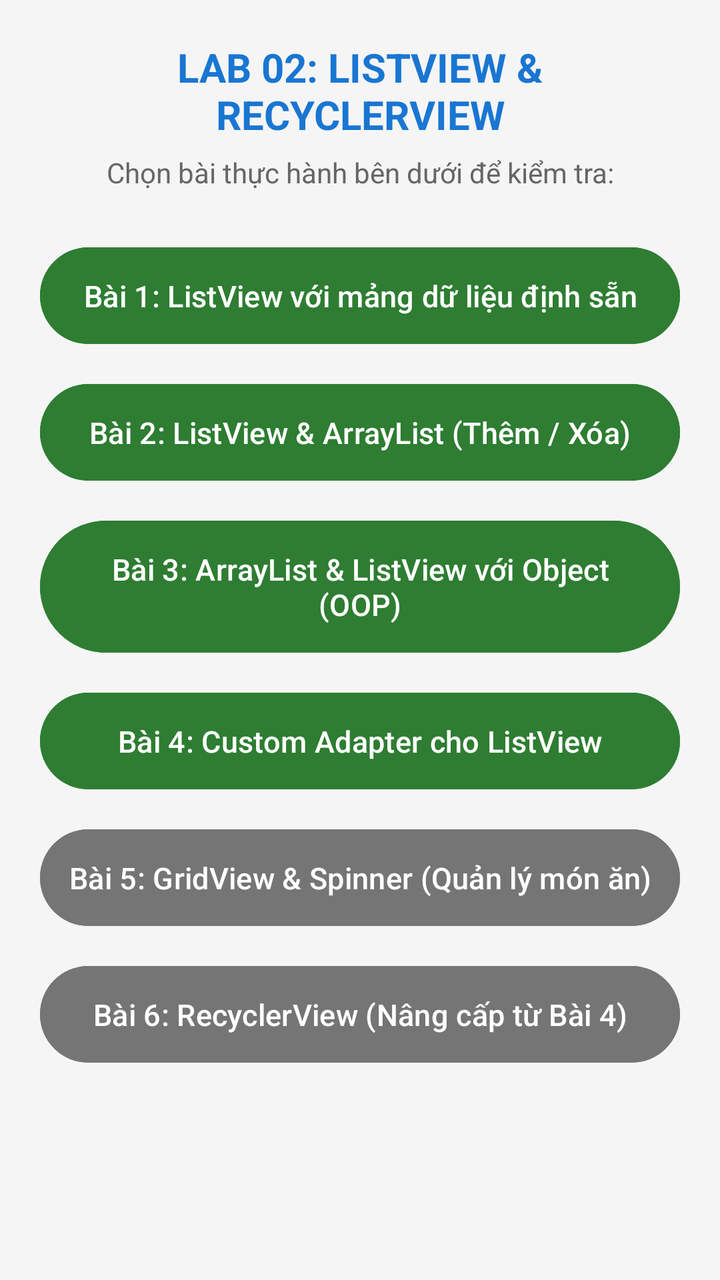
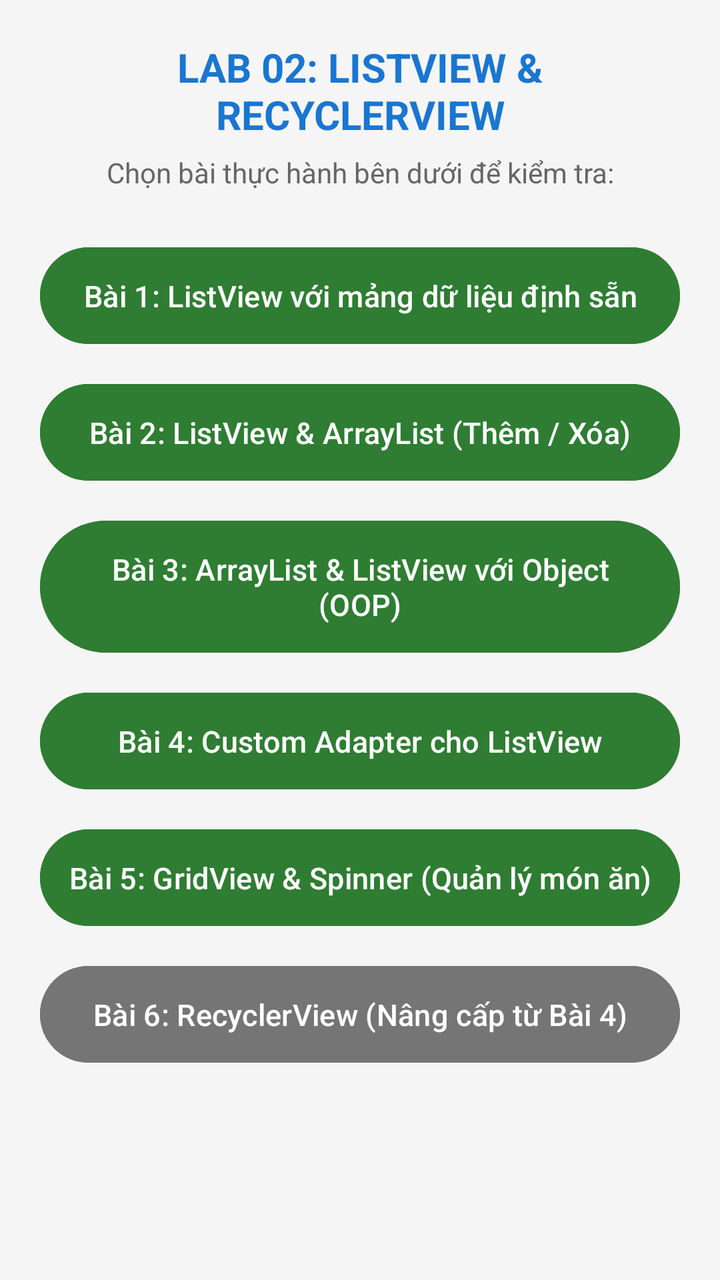

An Android layout rendered at two revisions. The XML below is the earlier revision; the diff shows what the commit changed to produce the second picture.
<!-- AndroidManifest.xml: application theme Theme.MyApplication -->
<!-- res/layout/activity_main.xml -->
<?xml version="1.0" encoding="utf-8"?>
<ScrollView xmlns:android="http://schemas.android.com/apk/res/android"
    xmlns:tools="http://schemas.android.com/tools"
    android:id="@+id/main"
    android:layout_width="match_parent"
    android:layout_height="match_parent"
    android:background="#F5F5F5"
    tools:context=".MainActivity">

    <LinearLayout
        android:layout_width="match_parent"
        android:layout_height="wrap_content"
        android:orientation="vertical"
        android:padding="20dp">

        <TextView
            android:layout_width="match_parent"
            android:layout_height="wrap_content"
            android:gravity="center"
            android:text="LAB 02: LISTVIEW &amp; RECYCLERVIEW"
            android:textColor="#1976D2"
            android:textSize="20sp"
            android:textStyle="bold" />

        <TextView
            android:layout_width="match_parent"
            android:layout_height="wrap_content"
            android:layout_marginTop="6dp"
            android:layout_marginBottom="24dp"
            android:gravity="center"
            android:text="Chọn bài thực hành bên dưới để kiểm tra:"
            android:textColor="#666666"
            android:textSize="14sp" />

        
        <Button
            android:id="@+id/btnCase01"
            android:layout_width="match_parent"
            android:layout_height="wrap_content"
            android:layout_marginBottom="12dp"
            android:backgroundTint="#2E7D32"
            android:padding="14dp"
            android:text="Bài 1: ListView với mảng dữ liệu định sẵn"
            android:textAllCaps="false"
            android:textSize="15sp" />

        
        <Button
            android:id="@+id/btnCase02"
            android:layout_width="match_parent"
            android:layout_height="wrap_content"
            android:layout_marginBottom="12dp"
            android:backgroundTint="#2E7D32"
            android:padding="14dp"
            android:text="Bài 2: ListView &amp; ArrayList (Thêm / Xóa)"
            android:textAllCaps="false"
            android:textSize="15sp" />

        
        <Button
            android:id="@+id/btnCase03"
            android:layout_width="match_parent"
            android:layout_height="wrap_content"
            android:layout_marginBottom="12dp"
            android:backgroundTint="#2E7D32"
            android:padding="14dp"
            android:text="Bài 3: ArrayList &amp; ListView với Object (OOP)"
            android:textAllCaps="false"
            android:textSize="15sp" />

        
        <Button
            android:id="@+id/btnCase04"
            android:layout_width="match_parent"
            android:layout_height="wrap_content"
            android:layout_marginBottom="12dp"
            android:backgroundTint="#2E7D32"
            android:padding="14dp"
            android:text="Bài 4: Custom Adapter cho ListView"
            android:textAllCaps="false"
            android:textSize="15sp" />

        
        <Button
            android:id="@+id/btnCase05"
            android:layout_width="match_parent"
            android:layout_height="wrap_content"
            android:layout_marginBottom="12dp"
            android:backgroundTint="#757575"
            android:padding="14dp"
            android:text="Bài 5: GridView &amp; Spinner (Quản lý món ăn)"
            android:textAllCaps="false"
            android:textSize="15sp" />

        
        <Button
            android:id="@+id/btnCase06"
            android:layout_width="match_parent"
            android:layout_height="wrap_content"
            android:layout_marginBottom="12dp"
            android:backgroundTint="#757575"
            android:padding="14dp"
            android:text="Bài 6: RecyclerView (Nâng cấp từ Bài 4)"
            android:textAllCaps="false"
            android:textSize="15sp" />

    </LinearLayout>
</ScrollView>
<!-- resources referenced by this layout -->
<resources>
  <style name="Theme.MyApplication" parent="Base.Theme.MyApplication" />
  <style name="Base.Theme.MyApplication" parent="Theme.Material3.DayNight.NoActionBar">
          
          
      </style>
</resources>

<!-- the commit's change to res/layout/activity_main.xml (unified diff, before → after) -->
@@ -86,7 +86,7 @@
             android:layout_width="match_parent"
             android:layout_height="wrap_content"
             android:layout_marginBottom="12dp"
-            android:backgroundTint="#757575"
+            android:backgroundTint="#2E7D32"
             android:padding="14dp"
             android:text="Bài 5: GridView &amp; Spinner (Quản lý món ăn)"
             android:textAllCaps="false"
